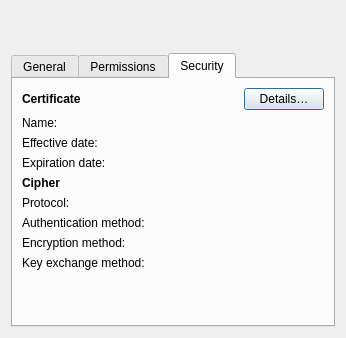
Qt form src/ui/WebsiteInformationDialog.ui (OtterBrowser/otter-browser) before a commit.
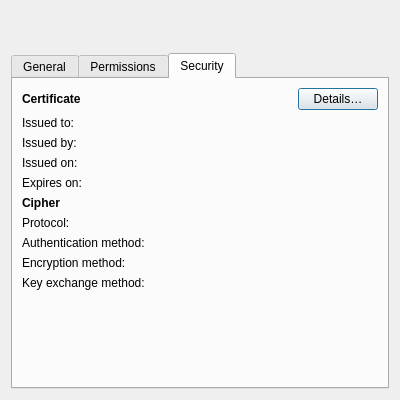
The same form after that commit. The open tabs and pages were chosen to show the change. Custom widgets are drawn as their Qt base class.

Commit message: Use more common names, references #1000

Patch:
```diff
--- a/src/ui/WebsiteInformationDialog.ui
+++ b/src/ui/WebsiteInformationDialog.ui
@@ -6,8 +6,8 @@
    <rect>
     <x>0</x>
     <y>0</y>
-    <width>346</width>
-    <height>338</height>
+    <width>400</width>
+    <height>400</height>
    </rect>
   </property>
   <layout class="QVBoxLayout" name="verticalLayout">
@@ -158,25 +158,25 @@
        <item row="1" column="0">
         <widget class="QLabel" name="certificateNameLabel">
          <property name="text">
-          <string>Name:</string>
-         </property>
-        </widget>
-       </item>
-       <item row="3" column="0">
-        <widget class="QLabel" name="certificateExpirationDateLabel">
-         <property name="text">
-          <string>Expiration date:</string>
-         </property>
-        </widget>
-       </item>
-       <item row="2" column="0">
-        <widget class="QLabel" name="certificateEffectiveDateLabel">
-         <property name="text">
-          <string>Effective date:</string>
+          <string>Issued to:</string>
          </property>
         </widget>
        </item>
        <item row="4" column="0">
+        <widget class="QLabel" name="certificateExpiresOnLabel">
+         <property name="text">
+          <string>Expires on:</string>
+         </property>
+        </widget>
+       </item>
+       <item row="3" column="0">
+        <widget class="QLabel" name="certificateIssuedOnLabel">
+         <property name="text">
+          <string>Issued on:</string>
+         </property>
+        </widget>
+       </item>
+       <item row="5" column="0">
         <widget class="QLabel" name="cipherHeaderLabel">
          <property name="font">
           <font>
@@ -189,28 +189,28 @@
          </property>
         </widget>
        </item>
-       <item row="5" column="0">
+       <item row="6" column="0">
         <widget class="QLabel" name="cipherProtocolLabel">
          <property name="text">
           <string>Protocol:</string>
          </property>
         </widget>
        </item>
-       <item row="6" column="0">
+       <item row="7" column="0">
         <widget class="QLabel" name="cipherAuthenticationMethodLabel">
          <property name="text">
           <string>Authentication method:</string>
          </property>
         </widget>
        </item>
-       <item row="8" column="0">
+       <item row="9" column="0">
         <widget class="QLabel" name="cipherKeyExchangeMethodLabel">
          <property name="text">
           <string>Key exchange method:</string>
          </property>
         </widget>
        </item>
-       <item row="7" column="0">
+       <item row="8" column="0">
         <widget class="QLabel" name="cipherEncryptionMethodLabel">
          <property name="text">
           <string>Encryption method:</string>
@@ -242,26 +242,36 @@
         </layout>
        </item>
        <item row="1" column="1">
-        <widget class="Otter::TextLabelWidget" name="certificateNameLabelWidget" native="true"/>
-       </item>
-       <item row="2" column="1">
-        <widget class="Otter::TextLabelWidget" name="certificateEffectiveDateLabelWidget" native="true"/>
+        <widget class="Otter::TextLabelWidget" name="certificateIssuedToLabelWidget" native="true"/>
        </item>
        <item row="3" column="1">
-        <widget class="Otter::TextLabelWidget" name="certificateExpirationDateLabelWidget" native="true"/>
+        <widget class="Otter::TextLabelWidget" name="certificateIssuedOnLabelWidget" native="true"/>
        </item>
-       <item row="5" column="1">
+       <item row="4" column="1">
+        <widget class="Otter::TextLabelWidget" name="certificateExpiresOnLabelWidget" native="true"/>
+       </item>
+       <item row="6" column="1">
         <widget class="Otter::TextLabelWidget" name="cipherProtocolLabelWidget" native="true"/>
        </item>
-       <item row="6" column="1">
-        <widget class="Otter::TextLabelWidget" name="cipherAuthenticationMethodLabelWidget" native="true"/>
-       </item>
        <item row="7" column="1">
-        <widget class="Otter::TextLabelWidget" name="cipherEncryptionMethodLabelWidget" native="true"/>
+        <widget class="Otter::TextLabelWidget" name="cipherAuthenticationMethodLabelWidget" native="true"/>
        </item>
        <item row="8" column="1">
+        <widget class="Otter::TextLabelWidget" name="cipherEncryptionMethodLabelWidget" native="true"/>
+       </item>
+       <item row="9" column="1">
         <widget class="Otter::TextLabelWidget" name="cipherKeyExchangeMethodLabelWidget" native="true"/>
        </item>
+       <item row="2" column="0">
+        <widget class="QLabel" name="certificateIssuedByLabel">
+         <property name="text">
+          <string>Issued by:</string>
+         </property>
+        </widget>
+       </item>
+       <item row="2" column="1">
+        <widget class="Otter::TextLabelWidget" name="certificateIssuedByLabelWidget" native="true"/>
+       </item>
       </layout>
      </widget>
     </widget>
```
Left out of the diff: 2 changed lines with no effect on the pictures. The commit also changes 1 other file.
